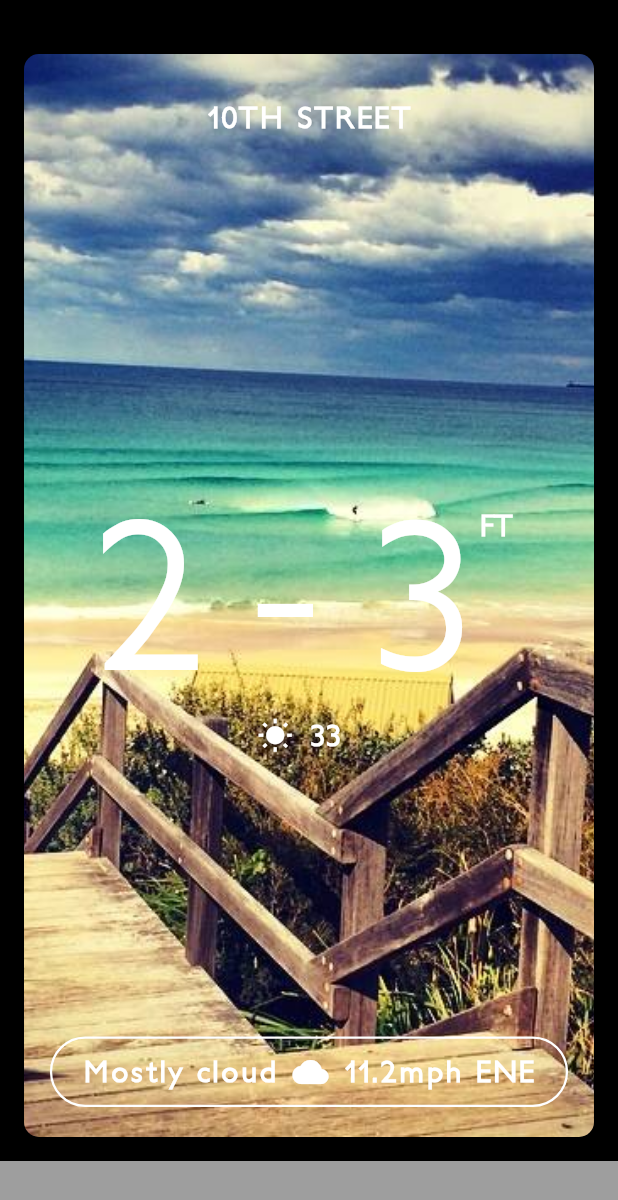
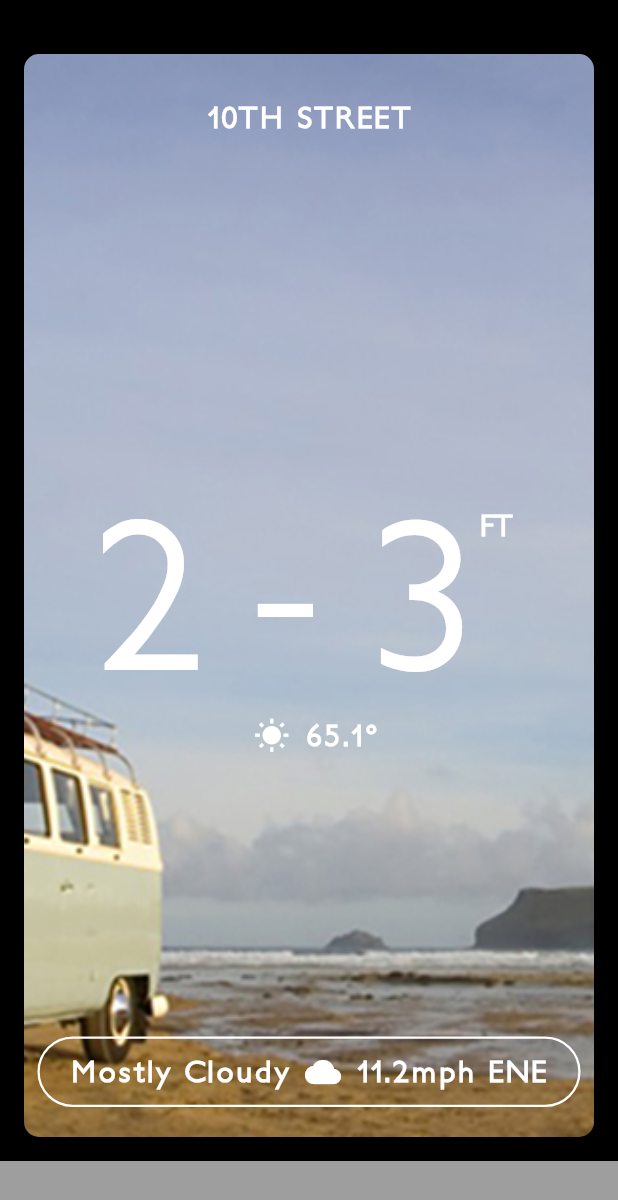
Before and after one commit to Jemair/card_flip_carousel, a Flutter app: the screen it shows after launch, on a phone screen of 412 x 824 dp. Shown: the top 1200 px of the screen. Run offline on Flutter 3.47's test engine with Material 2 defaults, Android fonts, the phone set to English and light mode, and no system bars.

Commit message:
<feat> card data && card parallax

```diff
--- /dev/null
+++ b/lib/card_data.dart
@@ -0,0 +1,54 @@
+final List<CardViewModel> demoCards = [
+  new CardViewModel(
+    backdropAssetPath: 'assets/van_on_beach.jpg',
+    address: '10TH STREET',
+    minHeightInFeet: 2,
+    maxHeightInFeet: 3,
+    tempInDegrees: 65.1,
+    weatherType: "Mostly Cloudy",
+    windSpeedInMph: 11.2,
+    cardinalDirection: "ENE",
+  ),
+  new CardViewModel(
+    backdropAssetPath: 'assets/dusk_waves.jpg',
+    address: '10TH STREET NORTH\nTO 14TH STREET NO...',
+    minHeightInFeet: 6,
+    maxHeightInFeet: 7,
+    tempInDegrees: 54.5,
+    weatherType: "Rain",
+    windSpeedInMph: 20.5,
+    cardinalDirection: "E",
+  ),
+  new CardViewModel(
+    backdropAssetPath: 'assets/board_walk.jpg',
+    address: 'BELLS BEACH',
+    minHeightInFeet: 3,
+    maxHeightInFeet: 4,
+    tempInDegrees: 61.0,
+    weatherType: "Sunny",
+    windSpeedInMph: 19.9,
+    cardinalDirection: "W",
+  ),
+];
+
+class CardViewModel {
+  final String backdropAssetPath;
+  final address;
+  final int minHeightInFeet;
+  final int maxHeightInFeet;
+  final double tempInDegrees;
+  final String weatherType;
+  final double windSpeedInMph;
+  final String cardinalDirection;
+
+  CardViewModel({
+    this.backdropAssetPath,
+    this.address,
+    this.minHeightInFeet,
+    this.maxHeightInFeet,
+    this.tempInDegrees,
+    this.weatherType,
+    this.windSpeedInMph,
+    this.cardinalDirection,
+  });
+}
--- a/lib/main.dart
+++ b/lib/main.dart
@@ -1,5 +1,6 @@
 import 'dart:ui';
 
+import 'package:card_flip_carousel/card_data.dart';
 import 'package:flutter/material.dart';
 
 void main() => runApp(MyApp());
@@ -18,7 +19,7 @@ class MyApp extends StatelessWidget {
 }
 
 class MyHomePage extends StatefulWidget {
-  MyHomePage({Key key, this.title}) : super(key: key);
+  MyHomePage({Key key, this.title}): super(key: key);
   final String title;
 
   @override
@@ -38,7 +39,9 @@ class _MyHomePageState extends State<MyHomePage> {
             height: 20.0,
           ),
           Expanded(
-            child: CardFlipper(),
+            child: CardFlipper(
+              cards: demoCards,
+            ),
           ),
           Container(
             width: double.infinity,
@@ -52,12 +55,16 @@ class _MyHomePageState extends State<MyHomePage> {
 }
 
 class CardFlipper extends StatefulWidget {
+  CardFlipper({Key key, this.cards}): super(key: key);
+
+  final List<CardViewModel> cards;
+
   @override
   _CardFlipperState createState() => _CardFlipperState();
 }
 
 class _CardFlipperState extends State<CardFlipper> with TickerProviderStateMixin {
-  final _cardCount = 3;
+  var _cardCount = 0;
   var _scrollPercent = 0.0;
   var _scrollStart = 0.0;
   var _finishScrollStart = 0.0;
@@ -67,6 +74,8 @@ class _CardFlipperState extends State<CardFlipper> with TickerProviderStateMixin
   @override
   void initState() {
     super.initState();
+    _cardCount = widget.cards.length;
+
     _finishScrollController = AnimationController(vsync: this, duration: const Duration(milliseconds: 150))
       ..addListener(() {
         setState(() {
@@ -108,21 +117,22 @@ class _CardFlipperState extends State<CardFlipper> with TickerProviderStateMixin
   }
 
   List<Widget> _buildCards() {
-    return [
-      _buildCard(0),
-      _buildCard(1),
-      _buildCard(2),
-    ];
+    var index = 0;
+
+    return widget.cards.map((card) {
+      return _buildCard(index++, card);
+    }).toList();
   }
 
-  Widget _buildCard(int index) {
+  Widget _buildCard(int index, CardViewModel card) {
     final cardScrollPercent = _scrollPercent / (1 / _cardCount);
+    final parallaxPercent = _scrollPercent - (index / _cardCount);
 
     return FractionalTranslation(
       translation: Offset(index - cardScrollPercent, 0.0),
       child: Padding(
         padding: const EdgeInsets.all(16.0),
-        child: Card(),
+        child: Card(card: card, parallaxPercent: parallaxPercent),
       ),
     );
   }
@@ -142,14 +152,29 @@ class _CardFlipperState extends State<CardFlipper> with TickerProviderStateMixin
 }
 
 class Card extends StatelessWidget {
+  Card({
+    Key key,
+    this.card,
+    this.parallaxPercent = 0.0,
+  }): super(key: key);
+
+  final card;
+  final parallaxPercent;
+
   @override
   Widget build(BuildContext context) {
     return Stack(fit: StackFit.expand, children: <Widget>[
       ClipRRect(
         borderRadius: BorderRadius.circular(10),
-        child: Image.asset(
-          'assets/board_walk.jpg',
-          fit: BoxFit.cover,
+        child: FractionalTranslation(
+          translation: Offset(parallaxPercent, 0.0),
+          child: OverflowBox(
+            maxWidth: double.infinity,
+            child: Image.asset(
+              card.backdropAssetPath,
+              fit: BoxFit.cover,
+            ),
+          ),
         ),
       ),
       Flex(
@@ -162,7 +187,7 @@ class Card extends StatelessWidget {
               mainAxisAlignment: MainAxisAlignment.center,
               children: <Widget>[
                 Text(
-                  '10TH street'.toUpperCase(),
+                  card.address.toUpperCase(),
                   style: TextStyle(
                     color: Colors.white,
                     fontSize: 20.0,
@@ -181,7 +206,7 @@ class Card extends StatelessWidget {
                 crossAxisAlignment: CrossAxisAlignment.start,
                 children: <Widget>[
                   Text(
-                    '2 - 3',
+                    '${card.minHeightInFeet} - ${card.maxHeightInFeet}',
                     style: TextStyle(
                       color: Colors.white,
                       fontSize: 140.0,
@@ -214,7 +239,7 @@ class Card extends StatelessWidget {
                     ),
                   ),
                   Text(
-                    '33℃',
+                    '${card.tempInDegrees}°',
                     style: TextStyle(
                       color: Colors.white,
                       fontSize: 20.0,
@@ -242,7 +267,7 @@ class Card extends StatelessWidget {
                 mainAxisSize: MainAxisSize.min,
                 children: <Widget>[
                   Text(
-                    'Mostly cloud',
+                    card.weatherType,
                     style: TextStyle(
                       color: Colors.white,
                       fontSize: 20.0,
@@ -259,7 +284,7 @@ class Card extends StatelessWidget {
                     ),
                   ),
                   Text(
-                    '11.2mph ENE',
+                    '${card.windSpeedInMph}mph ${card.cardinalDirection}',
                     style: TextStyle(
                       color: Colors.white,
                       fontSize: 20.0,
```
